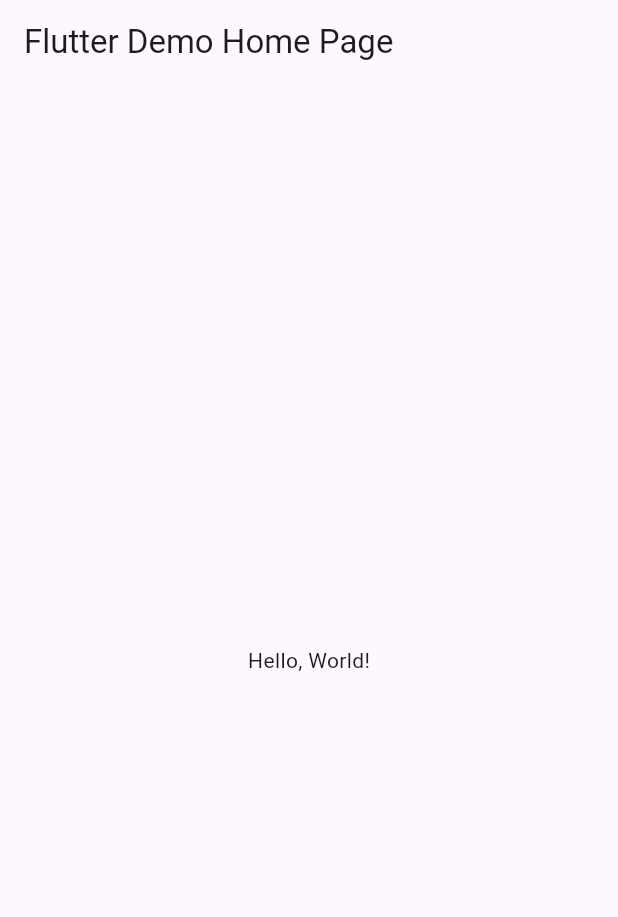
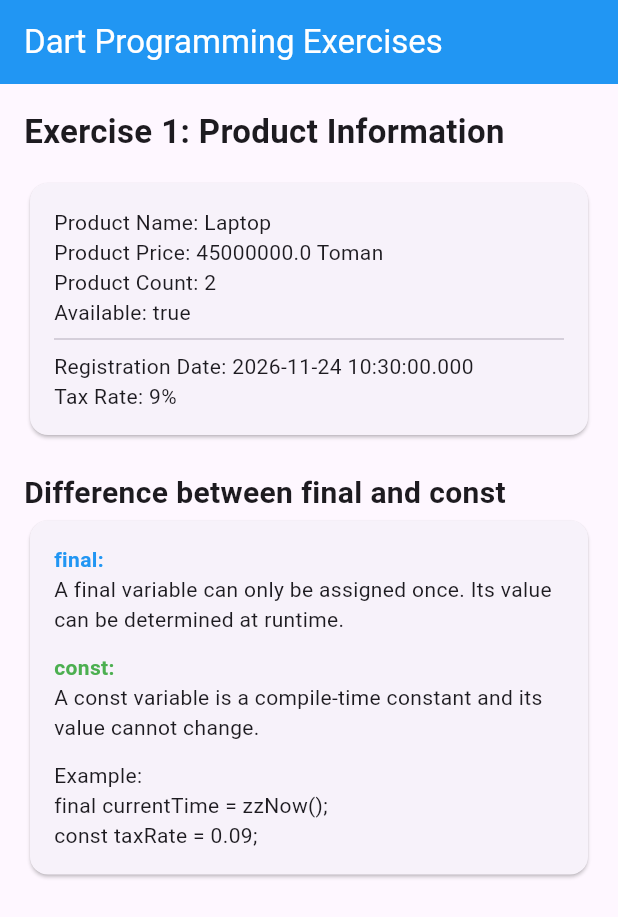
Before and after one commit to mrskianaebrahimi-blip/-mobileprogramming2-activity, a Flutter app: the screen it shows after launch, on a phone screen of 412 x 824 dp. Shown: the top 917 px of the screen. Run offline on Flutter 3.47's test engine with Material 3 defaults, Android fonts, the phone set to English and light mode, and no system bars.

Commit message:
Add exercise 1 product variables and constants

```diff
--- a/lib/main.dart
+++ b/lib/main.dart
@@ -1,42 +1,148 @@
+
 import 'package:flutter/material.dart';
 
-void main() => runApp(MyApp());
+void main() {
+  runApp(const MyApp());
+}
 
 class MyApp extends StatelessWidget {
   const MyApp({super.key});
-  // This widget is the root of your application.
+
   @override
   Widget build(BuildContext context) {
     return MaterialApp(
-      // Application name
-      title: 'Flutter Hello World',
-      // Application theme data, you can set the colors for the application as
-      // you want
+      debugShowCheckedModeBanner: false,
+      title: 'Dart Exercises',
       theme: ThemeData(
-        // useMaterial3: false,
         primarySwatch: Colors.blue,
+        useMaterial3: true,
       ),
-      // A widget which will be started on application startup
-      home: MyHomePage(title: 'Flutter Demo Home Page'),
+      home: const ExercisePage(),
     );
   }
 }
 
-class MyHomePage extends StatelessWidget {
-  final String title;
-  const MyHomePage({super.key, required this.title});
+class ExercisePage extends StatelessWidget {
+  const ExercisePage({super.key});
 
   @override
   Widget build(BuildContext context) {
+
+    // Exercise 1: Product Information
+
+    String productName = 'Laptop';
+    double productPrice = 45000000;
+    int productCount = 2;
+    bool isAvailable = true;
+
+    // final: Value assigned only once
+    final registrationDate = DateTime.now();
+
+    // const: Compile-time constant
+    const double taxRate = 0.09;
+
     return Scaffold(
       appBar: AppBar(
-        // The title text which will be shown on the action bar
-        title: Text(title),
+        title: const Text('Dart Programming Exercises'),
+        backgroundColor: Colors.blue,
+        foregroundColor: Colors.white,
       ),
-      body: Center(
-        child: Text(
-          'Hello, World!',
-        ),
+
+      body: ListView(
+        padding: const EdgeInsets.all(16),
+
+        children: [
+
+          const Text(
+            'Exercise 1: Product Information',
+            style: TextStyle(
+              fontSize: 22,
+              fontWeight: FontWeight.bold,
+            ),
+          ),
+
+          const SizedBox(height: 15),
+
+          Card(
+            child: Padding(
+              padding: const EdgeInsets.all(16),
+
+              child: Column(
+                crossAxisAlignment: CrossAxisAlignment.start,
+                children: [
+
+                  Text('Product Name: $productName'),
+                  Text('Product Price: $productPrice Toman'),
+                  Text('Product Count: $productCount'),
+                  Text('Available: $isAvailable'),
+
+                  const Divider(),
+
+                  Text('Registration Date: $registrationDate'),
+                  const Text('Tax Rate: 9%'),
+
+                ],
+              ),
+            ),
+          ),
+
+          const SizedBox(height: 20),
+
+          const Text(
+            'Difference between final and const',
+            style: TextStyle(
+              fontSize: 20,
+              fontWeight: FontWeight.bold,
+            ),
+          ),
+
+          const Card(
+            child: Padding(
+              padding: EdgeInsets.all(16),
+              child: Column(
+                crossAxisAlignment: CrossAxisAlignment.start,
+                children: [
+
+                  Text(
+                    'final:',
+                    style: TextStyle(
+                      fontWeight: FontWeight.bold,
+                      color: Colors.blue,
+                    ),
+                  ),
+
+                  Text(
+                    'A final variable can only be assigned once. '
+                    'Its value can be determined at runtime.',
+                  ),
+
+                  SizedBox(height: 12),
+
+                  Text(
+                    'const:',
+                    style: TextStyle(
+                      fontWeight: FontWeight.bold,
+                      color: Colors.green,
+                    ),
+                  ),
+
+                  Text(
+                    'A const variable is a compile-time constant '
+                    'and its value cannot change.',
+                  ),
+
+                  SizedBox(height: 12),
+
+                  Text('Example:'),
+
+                  Text('final currentTime = DateTime.now();'),
+                  Text('const taxRate = 0.09;'),
+
+                ],
+              ),
+            ),
+          ),
+        ],
       ),
     );
   }
```
